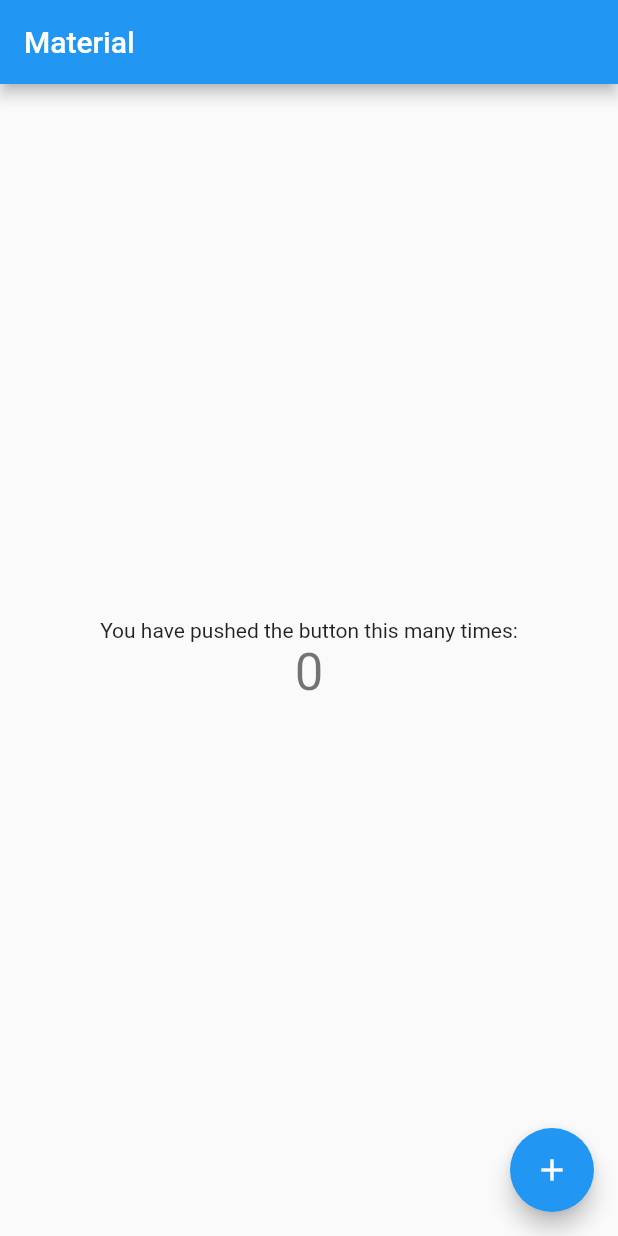
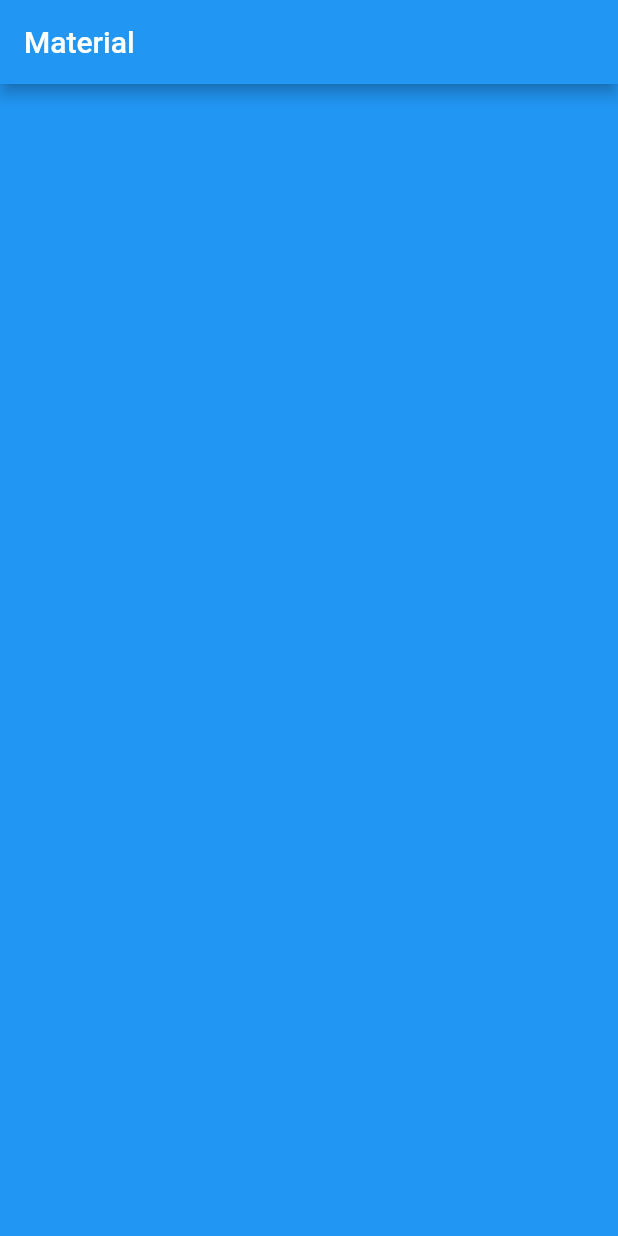
Before and after one commit to Aleadinglight/Material-Page-Flutter, a Flutter app: the screen it shows after launch, on a phone screen of 412 x 824 dp. Run offline on Flutter 3.47's test engine with Material 2 defaults, Android fonts, the phone set to English and light mode, and no system bars.

Commit message:
set screen to blue

```diff
--- a/lib/main.dart
+++ b/lib/main.dart
@@ -43,19 +43,6 @@ class MyHomePage extends StatefulWidget {
 }
 
 class _MyHomePageState extends State<MyHomePage> {
-  int _counter = 0;
-
-  void _incrementCounter() {
-    setState(() {
-      // This call to setState tells the Flutter framework that something has
-      // changed in this State, which causes it to rerun the build method below
-      // so that the display can reflect the updated values. If we changed
-      // _counter without calling setState(), then the build method would not be
-      // called again, and so nothing would appear to happen.
-      _counter++;
-    });
-  }
-
   @override
   Widget build(BuildContext context) {
     // This method is rerun every time setState is called, for instance as done
@@ -70,40 +57,13 @@ class _MyHomePageState extends State<MyHomePage> {
         // the App.build method, and use it to set our appbar title.
         title: new Text(widget.title),
       ),
-      body: new Center(
-        // Center is a layout widget. It takes a single child and positions it
-        // in the middle of the parent.
-        child: new Column(
-          // Column is also layout widget. It takes a list of children and
-          // arranges them vertically. By default, it sizes itself to fit its
-          // children horizontally, and tries to be as tall as its parent.
-          //
-          // Invoke "debug paint" (press "p" in the console where you ran
-          // "flutter run", or select "Toggle Debug Paint" from the Flutter tool
-          // window in IntelliJ) to see the wireframe for each widget.
-          //
-          // Column has various properties to control how it sizes itself and
-          // how it positions its children. Here we use mainAxisAlignment to
-          // center the children vertically; the main axis here is the vertical
-          // axis because Columns are vertical (the cross axis would be
-          // horizontal).
-          mainAxisAlignment: MainAxisAlignment.center,
-          children: <Widget>[
-            new Text(
-              'You have pushed the button this many times:',
-            ),
-            new Text(
-              '$_counter',
-              style: Theme.of(context).textTheme.display1,
-            ),
-          ],
-        ),
+      body: new Stack(
+        children: [
+          new Container(
+            color: Colors.blue,
+          ),
+        ],
       ),
-      floatingActionButton: new FloatingActionButton(
-        onPressed: _incrementCounter,
-        tooltip: 'Increment',
-        child: new Icon(Icons.add),
-      ), // This trailing comma makes auto-formatting nicer for build methods.
     );
   }
 }
```
